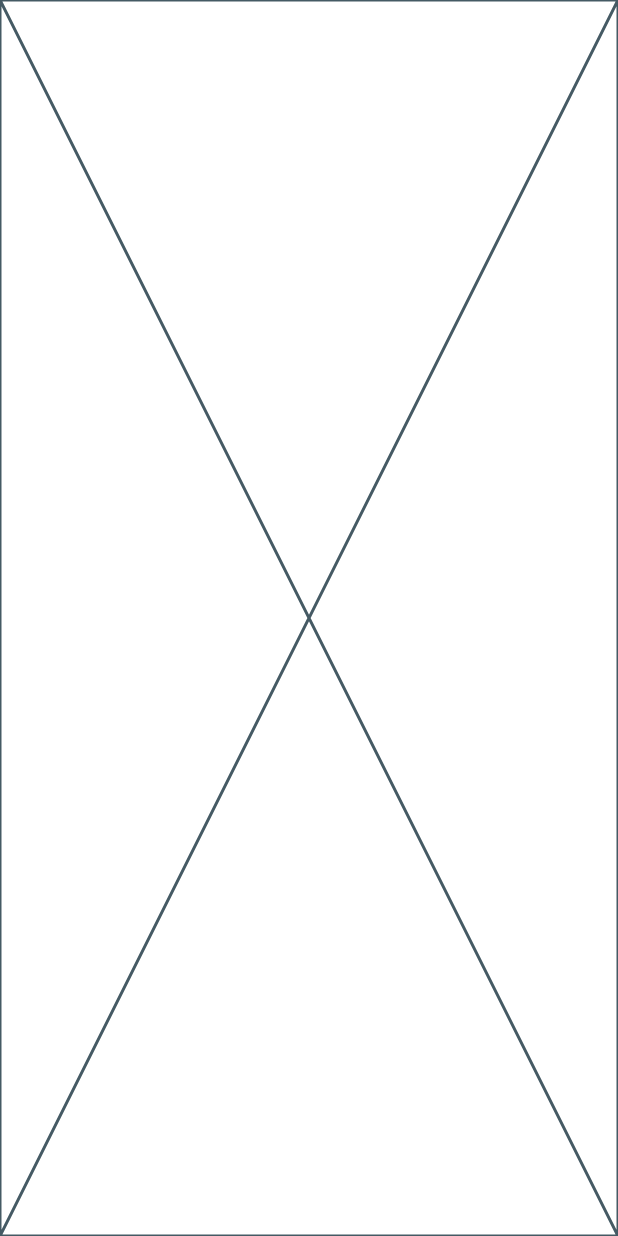
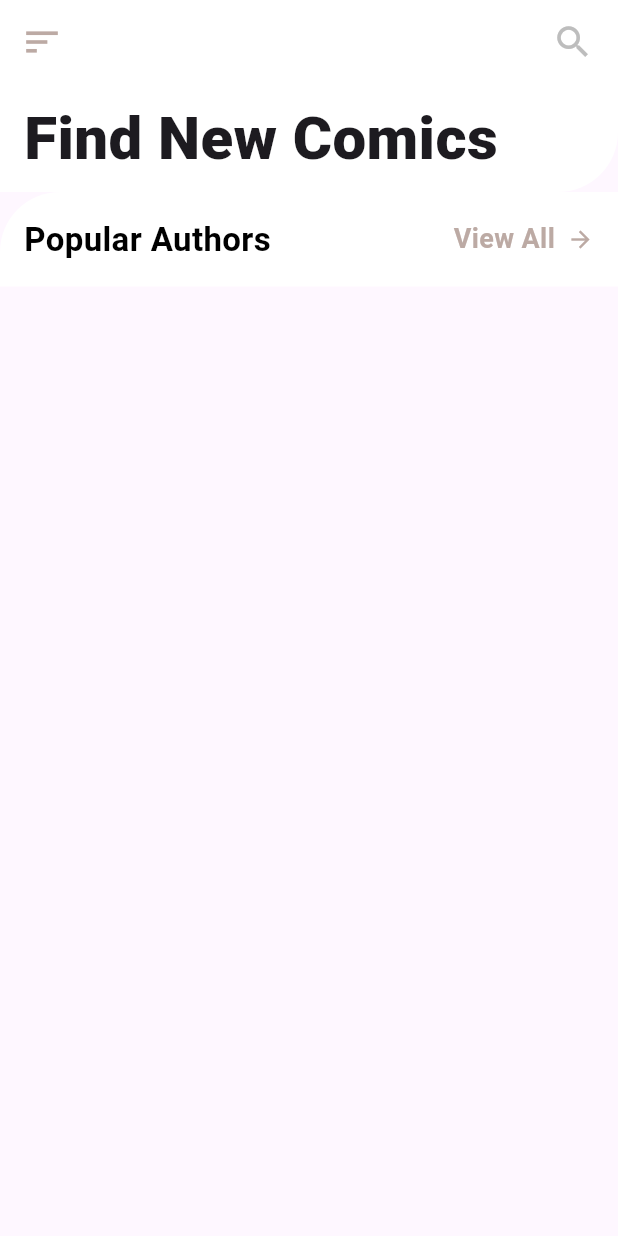
Before and after one commit to TonyQNguy/comiccacheapp, a Flutter app: the screen it shows after launch, on a phone screen of 412 x 824 dp. Run offline on Flutter 3.47's test engine with Material 3 defaults, Android fonts, the phone set to English and light mode, and no system bars; our stand-ins replace google_fonts; Roboto replaces fonts that are missing (Catamaran).

Commit message:
built the main body of the front page

```diff
--- a/lib/comiccache_front.dart
+++ b/lib/comiccache_front.dart
@@ -2,7 +2,10 @@ import 'package:flutter/material.dart';
 import 'package:flutter/services.dart';
 import 'package:comiccacheapp/info.dart';
 import 'package:comiccacheapp/comiccache_details.dart';
+import 'package:google_fonts/google_fonts.dart';
 
+Color kPrimaryColor = Colors.brown.shade200;
+Color kStarsColor = Color(0xFFFA6400);
 
 class ComicBookStore extends StatefulWidget {
   //const ComicBookStore({super.key});
@@ -37,10 +40,141 @@ class _ComicBookStoreState extends State<ComicBookStore> {
   @override
   // build the main block of the page
 Widget build(BuildContext context) {
-    // insert a Scaffold instead of a Placeholder
-    return const Placeholder();
+    return Scaffold(
+      appBar: AppBar(
+        backgroundColor: Colors.white,
+        elevation: 0,
+        leading: Icon(
+          Icons.sort,
+          color: kPrimaryColor,
+          size: 28,
+        ),
+        actions: [
+          Padding(
+            padding: EdgeInsets.only(right: 16,),
+            child: Icon(
+              Icons.search,
+              color: Colors.grey[400],
+              size: 28,
+            ),
+          ),
+        ], systemOverlayStyle: SystemUiOverlayStyle.dark,
+      ),
+
+      body: Column(
+        crossAxisAlignment: CrossAxisAlignment.stretch,
+        children: [
+
+          Container(
+            padding: const EdgeInsets.only(top: 16, left: 16, right: 16),
+            decoration: BoxDecoration(
+              color: Colors.white,
+              borderRadius: const BorderRadius.only(
+                bottomRight: Radius.circular(40),
+              ),
+              boxShadow: [
+                BoxShadow(
+                  color: Colors.grey.withOpacity(0.0),
+                  spreadRadius: 8,
+                  blurRadius: 12,
+                  offset: const Offset(0, 4),
+                ),
+              ],
+            ),
+            child: Column(
+              crossAxisAlignment: CrossAxisAlignment.start,
+              children: [
+
+                Text(
+                  "Find New Comics",
+                  style: GoogleFonts.catamaran(
+                    fontWeight: FontWeight.w900,
+                    fontSize: 40,
+                    height: 1,
+                  ),
+                ),
+
+                const SizedBox(
+                  height: 16,
+                ),
+
+                // INSERT FILTER CALL HERE
+
+              ],
+            ),
+          ),
+
+          // INSERT COMICS BOOKS CALL HERE
+
+          Container(
+            decoration: const BoxDecoration(
+              color: Colors.white,
+              borderRadius: BorderRadius.only(
+                topLeft: Radius.circular(40),
+              ),
+            ),
+            child: Column(
+              children: [
+
+                Padding(
+                  padding: const EdgeInsets.all(16),
+                  child: Row(
+                    mainAxisAlignment: MainAxisAlignment.spaceBetween,
+                    children: [
+
+                      const Text(
+                        "Popular Authors",
+                        style: TextStyle(
+                          fontSize: 22,
+                          fontWeight: FontWeight.bold,
+                          color: Colors.black,
+                        ),
+                      ),
+
+                      Row(
+                        children: [
+                          Text(
+                            "View All",
+                            style: TextStyle(
+                              fontSize: 18,
+                              fontWeight: FontWeight.bold,
+                              color: kPrimaryColor,
+                            ),
+                          ),
+
+                          const SizedBox(
+                            width: 8,
+                          ),
+
+                          Icon(
+                            Icons.arrow_forward,
+                            size: 18,
+                            color: kPrimaryColor,
+                          ),
+
+                        ],
+                      ),
+
+                    ],
+                  ),
+                ),
+
+                // INSERT AUTHORS CALL HERE
+
+              ],
+            ),
+          ),
+
+        ],
+      ),
+
+      // INSERT NAVIGATION HERE
+
+    );
   }
 
+
+/*
 List<Widget> buildFilters(){
 
 }
@@ -72,6 +206,7 @@ class _ComicBookStoreState extends State<ComicBookStore> {
 Widget buildNavigationItem(Filter item) {
 
 }
+*/
 
 
 
```
Also changed, not shown: 3 other files. Lines whose indentation alone changed are shown as unchanged.
